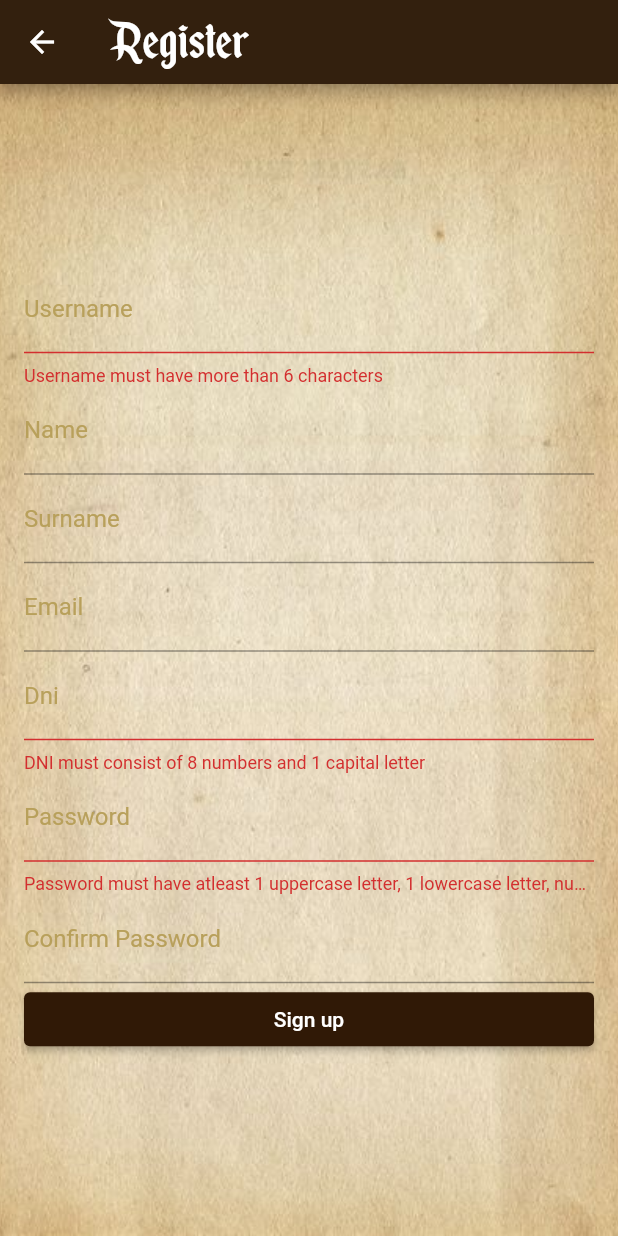
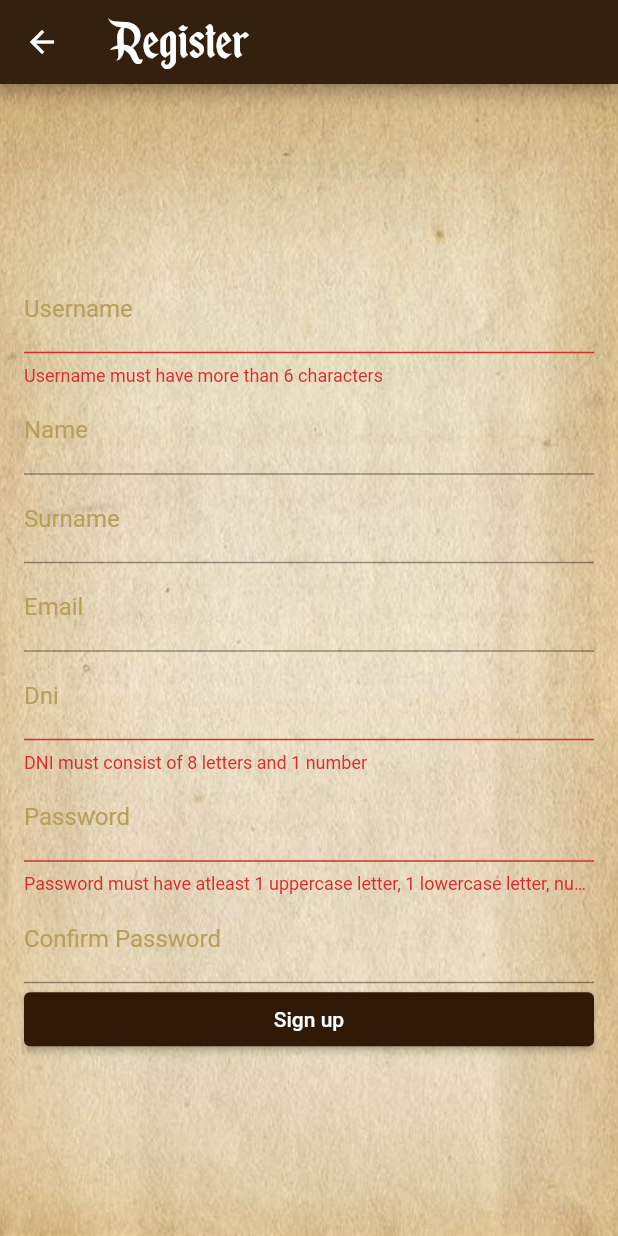
Before and after one commit to AnaBlascoParra/Bybliotheca, a Flutter app: the RegisterScreen screen opened by its route, after a tap on "Sign up", on a phone screen of 412 x 824 dp. Run offline on Flutter 3.47's test engine with Material 2 defaults, Android fonts, the phone set to English and light mode, and no system bars; our stand-ins replace flutter_secure_storage, jwt_decoder, shared_preferences; accounts and stored records are empty; network calls fail.

Commit message:
Revert "modificaciones"
This reverts commit 4f3a26b103059d2b143f790075a2b6c75f04699f.

```diff
--- a/bybliotheca_flutter/lib/screens/register.dart
+++ b/bybliotheca_flutter/lib/screens/register.dart
@@ -106,7 +106,9 @@ class _RegisterScreenState extends State<RegisterScreen> {
                     autocorrect: false,
                     keyboardType: TextInputType.emailAddress,
                     decoration: const InputDecoration(
-                        labelText: 'Email', hintText: 'Email Address'),
+                      labelText: 'Email',
+                      hintText: 'Email Address'
+                    ),
                     onSaved: (value) => user.email = value!,
                   ),
                   // const SizedBox(height: 16.0),
@@ -118,12 +120,13 @@ class _RegisterScreenState extends State<RegisterScreen> {
                     ),
                     onSaved: (value) => user.dni = value!,
                     validator: (value) {
-                        String pattern = r'^[0-9]{8}[A-Z]$';
+                      String pattern = r'^[A-Za-z]{8}[0-9]$';
                       RegExp regExp = RegExp(pattern);
                       return regExp.hasMatch(value ?? '')
                           ? null
-                            : 'DNI must consist of 8 numbers and 1 capital letter';
-                      }),
+                          : 'DNI must consist of 8 letters and 1 number';
+                    }
+                  ),
                   // const SizedBox(height: 16.0),
                   TextFormField(
                     autocorrect: false,
@@ -135,8 +138,7 @@ class _RegisterScreenState extends State<RegisterScreen> {
                     ),
                     onSaved: (value) => user.password = value!,
                     validator: (value) {
-                      String pattern =
-                          r'(?=.*\d)(?=.*[a-z])(?=.*[A-Z])(?=.*\W)';
+                      String pattern = r'(?=.*\d)(?=.*[a-z])(?=.*[A-Z])(?=.*\W)';
                       RegExp regExp = RegExp(pattern);
                       return regExp.hasMatch(value ?? '')
                           ? null
```
Also changed, not shown: bybliotheca_flutter/lib/screens/myaccount.dart (+2 -6 lines), 1 other file. Lines whose indentation alone changed are shown as unchanged.
